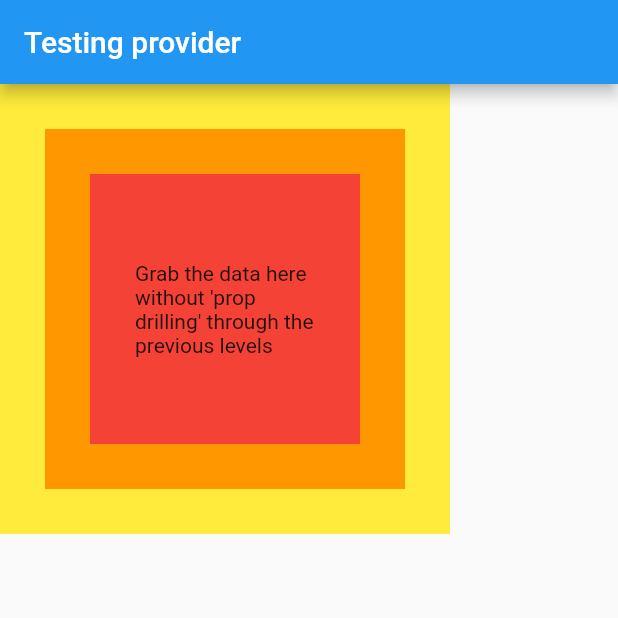
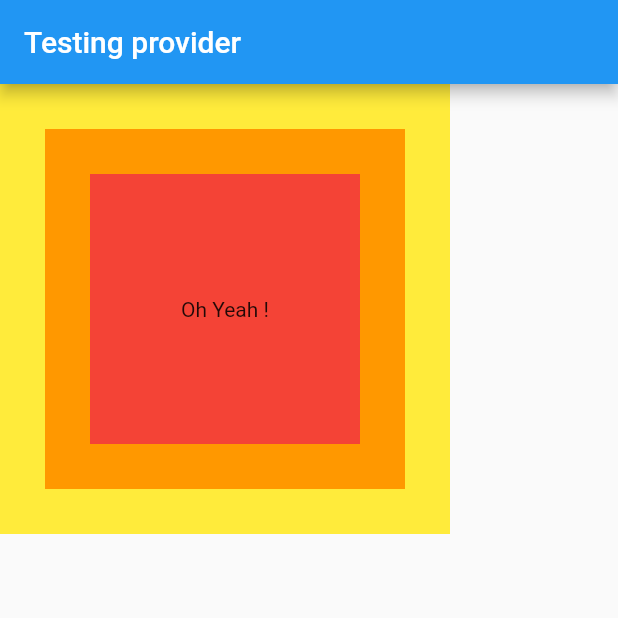
Before and after one commit to Norudah/flutter_provider_practicing, a Flutter app: the screen it shows after launch, on a phone screen of 412 x 824 dp, the top half of it. Run offline on Flutter 3.47's test engine with Material 2 defaults, Android fonts, the light colour scheme and no system bars.

Commit message:
Succeed to get the secretData with the provider package !
Next step : Modifies the value forces the build of the UI thanks to the provider package

```diff
--- a/lib/main.dart
+++ b/lib/main.dart
@@ -1,6 +1,9 @@
 import 'package:flutter/material.dart';
+import 'package:provider/provider.dart';
 
 import 'components/CustomContainer.dart';
+
+import 'package:flutter_provider_practicing/models/SecretData.dart';
 
 void main() => runApp(MyApp());
 
@@ -37,8 +40,17 @@
 
 class Level3 extends StatelessWidget {
   @override
-  Widget build(BuildContext context) => CustomContainer(
-        child: Text("Grab the data here without 'prop drilling' through the previous levels"),
+  Widget build(BuildContext context) {
+    return ChangeNotifierProvider(
+      create: (context) => SecretData(),
+      child: CustomContainer(
         color: Colors.red,
-      );
+        child: Consumer<SecretData>(
+          builder: (context, data, child) {
+            return Text(data.data);
+          },
+        ),
+      ),
+    );
+  }
 }
--- /dev/null
+++ b/lib/models/SecretData.dart
@@ -0,0 +1,10 @@
+import 'package:flutter/material.dart';
+
+class SecretData extends ChangeNotifier {
+  String data = "Oh Yeah !";
+
+  void changeData(String value) {
+    data = value;
+    notifyListeners();
+  }
+}
```
